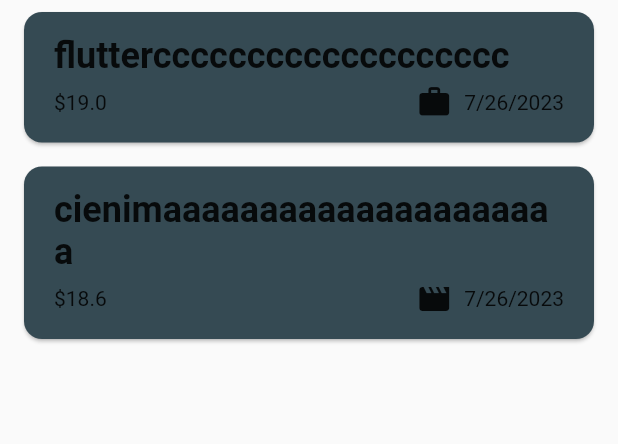
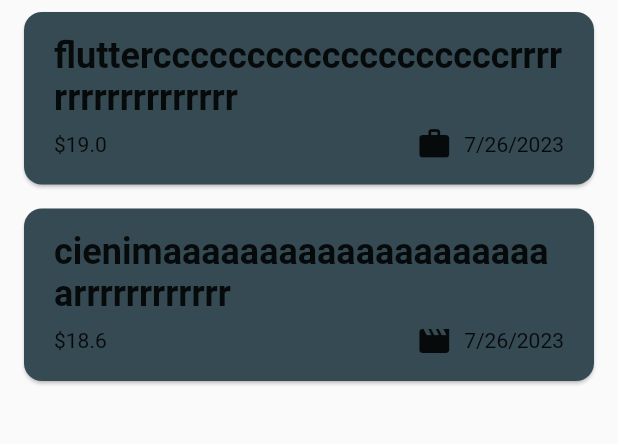
Before and after one commit to veeraj321/testing, a Flutter app: the screen it shows after launch, on a phone screen of 412 x 824 dp, the part 108-552 px from its top. Run offline on Flutter 3.47's test engine with Material 2 defaults, Android fonts, the phone set to English and light mode, and no system bars.

Commit message:
next day

```diff
--- a/tracker/lib/widget/expence_list/expanetracker.dart
+++ b/tracker/lib/widget/expence_list/expanetracker.dart
@@ -14,12 +14,12 @@ class Expenses extends StatefulWidget {
 class _ExpensesState extends State<Expenses> {
   final List<Expence> _registerExpenses = [
     Expence(
-        title: "flutterccccccccccccccccccc",
+        title: "fluttercccccccccccccccccccrrrrrrrrrrrrrrrrrr",
         amount: 19.0,
         date: DateTime.now(),
         category: Category.work),
     Expence(
-        title: "cienimaaaaaaaaaaaaaaaaaaaaa",
+        title: "cienimaaaaaaaaaaaaaaaaaaaaarrrrrrrrrrrr",
         amount: 18.6,
         date: DateTime.now(),
         category: Category.lesisure),
```
